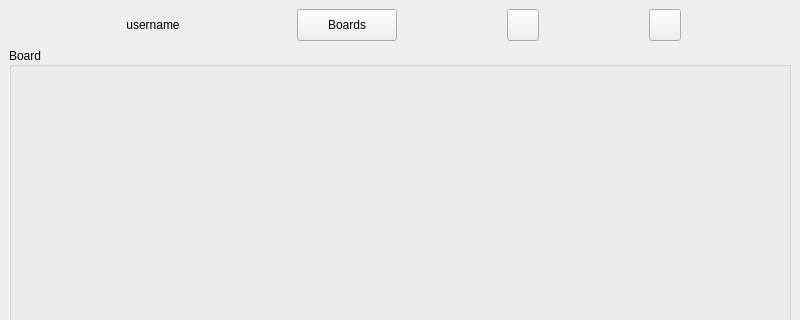
Above: kanban/mainwindow.ui from Derzhavin/gui_1h2020-kanban before the change; both pictures show x 0 to 800 and y 0 to 320 of the 800 by 600 pixel window. Below: the same form after it.
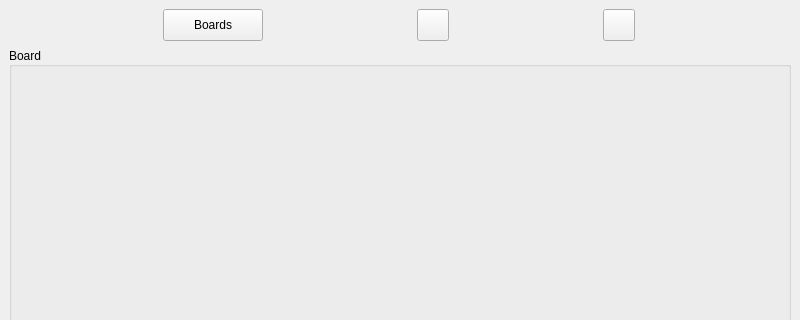
That is the form after the change. Icons and pictures are not drawn.

What changed in the file:
```diff
--- a/kanban/mainwindow.ui
+++ b/kanban/mainwindow.ui
@@ -42,37 +42,6 @@
       <property name="spacing">
        <number>0</number>
       </property>
-      <item>
-       <widget class="QLabel" name="userShowLabel">
-        <property name="sizePolicy">
-         <sizepolicy hsizetype="Maximum" vsizetype="Maximum">
-          <horstretch>0</horstretch>
-          <verstretch>0</verstretch>
-         </sizepolicy>
-        </property>
-        <property name="minimumSize">
-         <size>
-          <width>68</width>
-          <height>32</height>
-         </size>
-        </property>
-        <property name="maximumSize">
-         <size>
-          <width>68</width>
-          <height>32</height>
-         </size>
-        </property>
-        <property name="styleSheet">
-         <string notr="true"/>
-        </property>
-        <property name="text">
-         <string>username</string>
-        </property>
-        <property name="alignment">
-         <set>Qt::AlignCenter</set>
-        </property>
-       </widget>
-      </item>
       <item>
        <widget class="QPushButton" name="goToBoardspushButton">
         <property name="sizePolicy">
```
